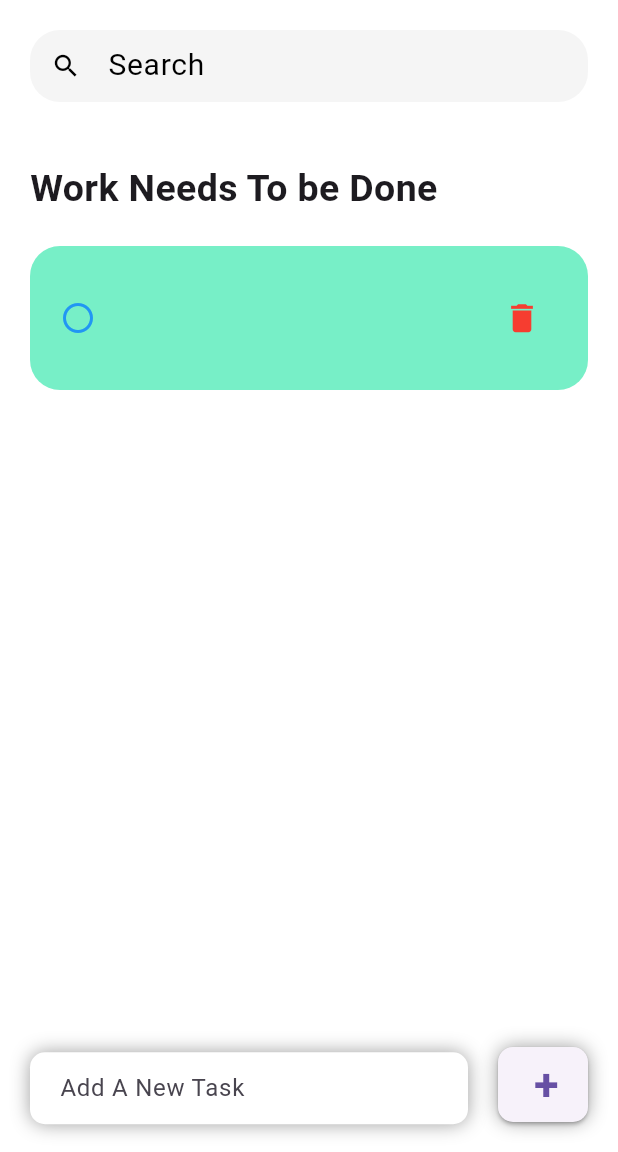
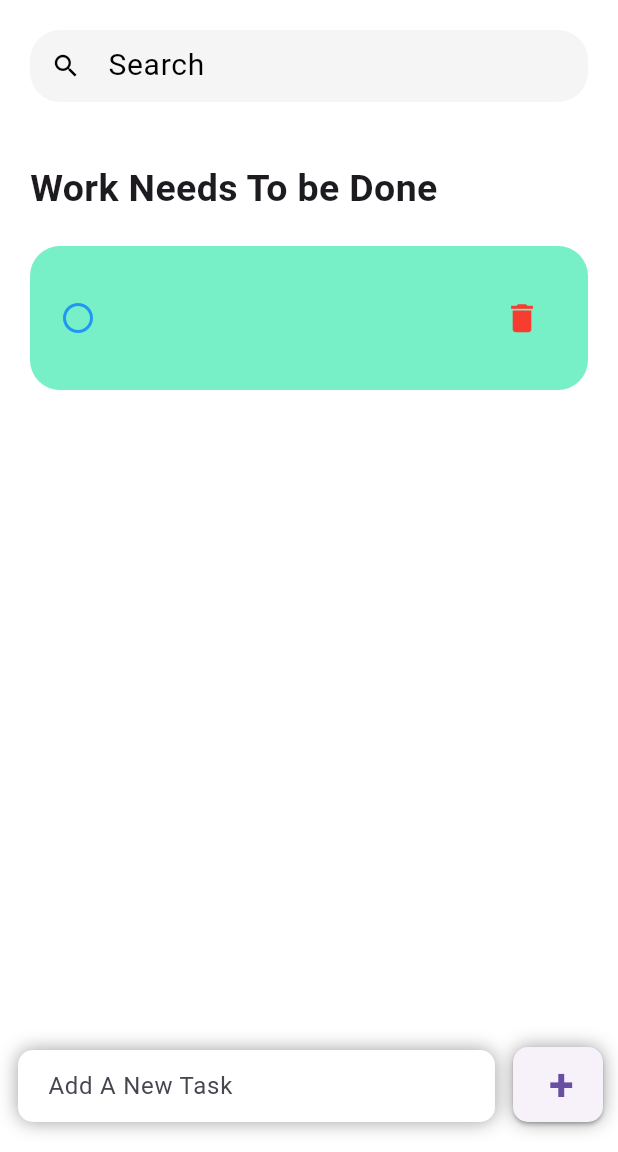
Before and after one commit to Ashish1367/Flutter-todo-app, a Flutter app: the screen it shows after launch, after a tap on an icon or button, on a phone screen of 412 x 824 dp, the part 84-1236 px from its top. Run offline on Flutter 3.47's test engine with Material 2 defaults, Android fonts, the phone set to English and light mode, and no system bars; our stand-ins replace cloud_firestore, firebase_core; accounts and stored records are empty.

Commit message:
minor changes

```diff
--- a/lib/screens/home.dart
+++ b/lib/screens/home.dart
@@ -32,16 +32,6 @@ class _HomeState extends State<Home> {
         },
         child: Scaffold(
           appBar: _upperNav(),
-          // floatingActionButtonLocation: FloatingActionButtonLocation.endDocked,
-          // floatingActionButton: Container(
-          //   margin: const EdgeInsets.only(bottom: 5),
-          //   child: FloatingActionButton(
-          //     onPressed: () {
-          //       _addItems(_todoaddingitmes.text);
-          //     },
-          //     child: const Icon(Icons.add),
-          //   ),
-          // ),
           backgroundColor: Colors.white,
           body: Stack(
             children: [
@@ -83,7 +73,7 @@ class _HomeState extends State<Home> {
                     Expanded(
                       child: Container(
                         margin: const EdgeInsets.only(
-                            bottom: 15, left: 20, right: 20),
+                            bottom: 18, left: 12, right: 12),
                         decoration: BoxDecoration(
                           color: Colors.white,
                           boxShadow: const [
@@ -108,7 +98,7 @@ class _HomeState extends State<Home> {
                     Container(
                       height: 50,
                       width: 60,
-                      margin: const EdgeInsets.only(bottom: 20, right: 20),
+                      margin: const EdgeInsets.only(bottom: 20, right: 10),
                       decoration: BoxDecoration(
                         boxShadow: const [
                           BoxShadow(
--- a/lib/widgets/todo_items.dart
+++ b/lib/widgets/todo_items.dart
@@ -29,7 +29,9 @@ class Items extends StatelessWidget {
               : const Color.fromARGB(255, 119, 239, 199),
           leading: Icon(
             todo.isDone ? Icons.radio_button_checked : Icons.radio_button_off,
-            color: Colors.blue,
+            color: todo.isDone
+                ? const Color.fromARGB(255, 114, 113, 113)
+                : Colors.blue,
           ),
           title: Text(
             todo.text ?? "",
@@ -41,9 +43,11 @@ class Items extends StatelessWidget {
             ),
           ),
           trailing: IconButton(
-            icon: const Icon(
+            icon: Icon(
               Icons.delete,
-              color: Color.fromARGB(255, 246, 61, 48),
+              color: todo.isDone
+                  ? const Color.fromARGB(255, 114, 113, 113)
+                  : const Color.fromARGB(255, 246, 61, 48),
               size: 25,
             ),
             onPressed: () {
```
